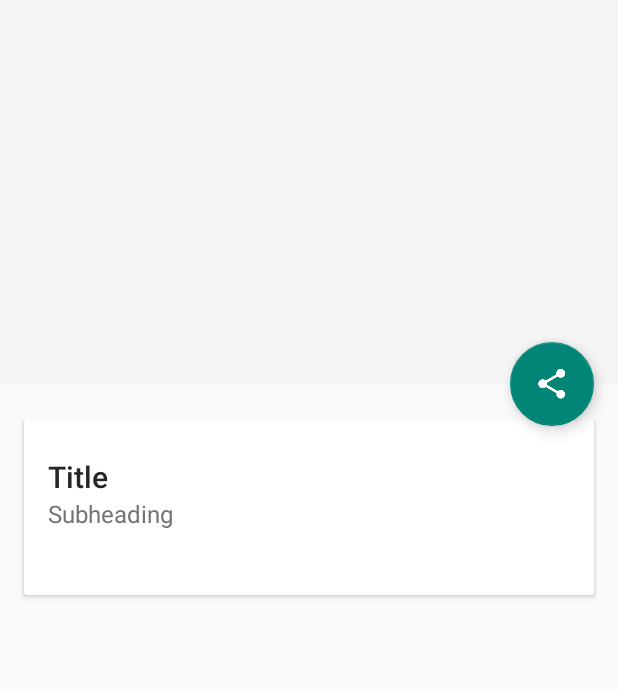
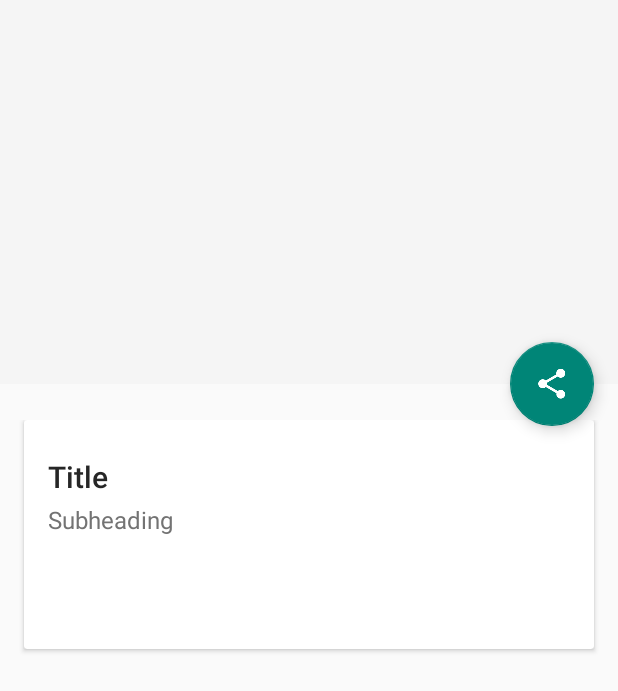
Before and after one commit to iamakshit/rss-fead-reader, an Android app: the layout fragment_article_detail.xml on its own in the app's theme, with its tools: preview values and no code run, on a phone screen of 412 x 824 dp. Shown: the top 691 px of the screen. Run offline under Robolectric (Android 15) with nearby library versions, the phone set to English and light mode, and no system bars.

Commit message:
minor changes in styling

```diff
--- a/XYZReader/src/main/res/layout/fragment_article_detail.xml
+++ b/XYZReader/src/main/res/layout/fragment_article_detail.xml
@@ -70,7 +70,8 @@ android:fitsSystemWindows="true">
 
                 <TextView
                     android:layout_width="match_parent"
-                    android:layout_height="wrap_content"
+                    android:layout_height="match_parent"
+                    android:paddingBottom="@dimen/detail_metabar_title_bottom_padding"
                     android:id="@+id/article_title"
                     android:text="Title"
                     android:textColor="@color/title_primary"
@@ -80,6 +81,7 @@ android:fitsSystemWindows="true">
                     android:text="Subheading"
                     android:layout_width="wrap_content"
                     android:layout_height="wrap_content"
+                    android:paddingBottom="@dimen/abc_text_size_subtitle_material_toolbar"
                     android:id="@+id/article_byline"
                     android:textColor="@color/subtitle_primary"
                     android:textAppearance="@style/TextAppearance.AppCompat.Subhead"/>
@@ -88,6 +90,7 @@ android:fitsSystemWindows="true">
                     android:id="@+id/article_body"
                     android:layout_width="match_parent"
                     android:layout_height="wrap_content"
+                    android:layout_marginTop="@dimen/detail_body_top_margin"
                     android:textAppearance="@style/TextAppearance.AppCompat.Body1"
                 />
 
```
